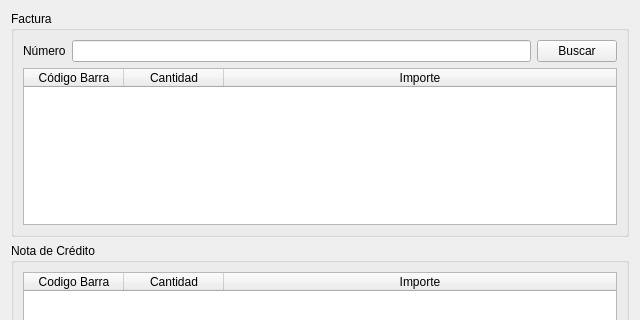
Qt form ventanas/vtnDevolucionDeCliente.ui (leaLuque/FarmaciaCrisol) before a commit; both pictures show x 0 to 640 and y 0 to 320 of the 640 by 480 pixel window.
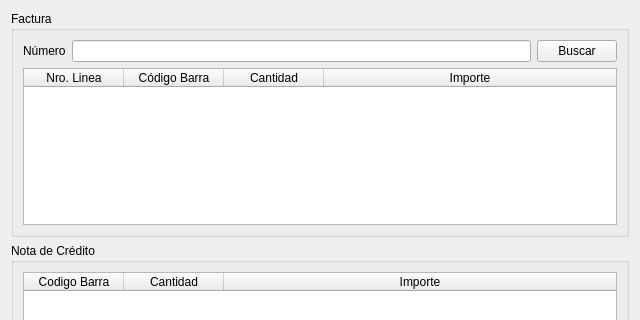
The same form after that commit.

```diff
--- a/ventanas/vtnDevolucionDeCliente.ui
+++ b/ventanas/vtnDevolucionDeCliente.ui
@@ -59,6 +59,11 @@
           <attribute name="horizontalHeaderStretchLastSection">
            <bool>true</bool>
           </attribute>
+          <column>
+           <property name="text">
+            <string>Nro. Linea</string>
+           </property>
+          </column>
           <column>
            <property name="text">
             <string>Código Barra</string>
```
Left out of the diff: 14 changed lines with no effect on the pictures.
